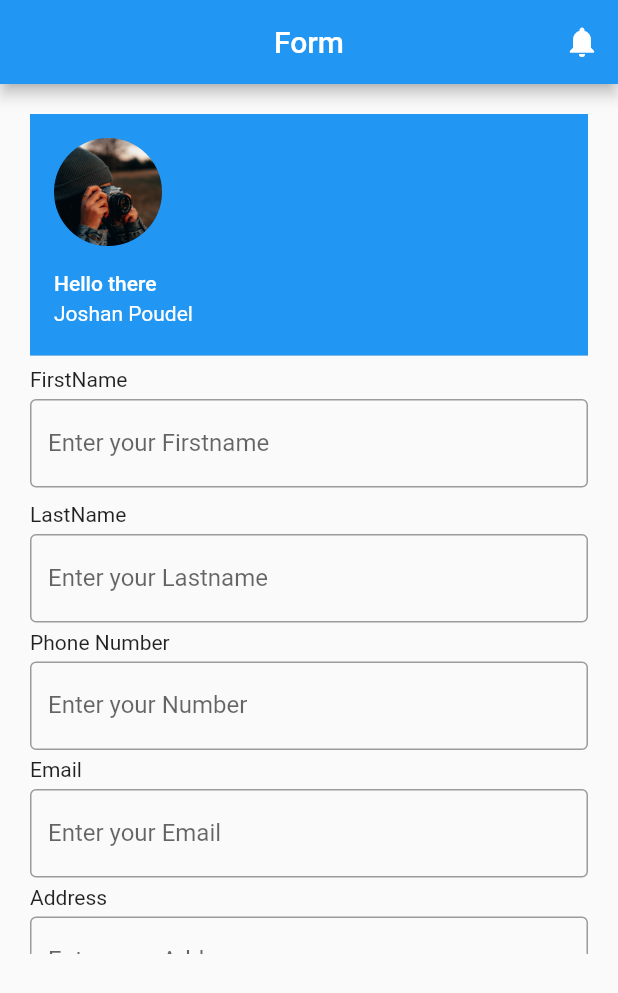
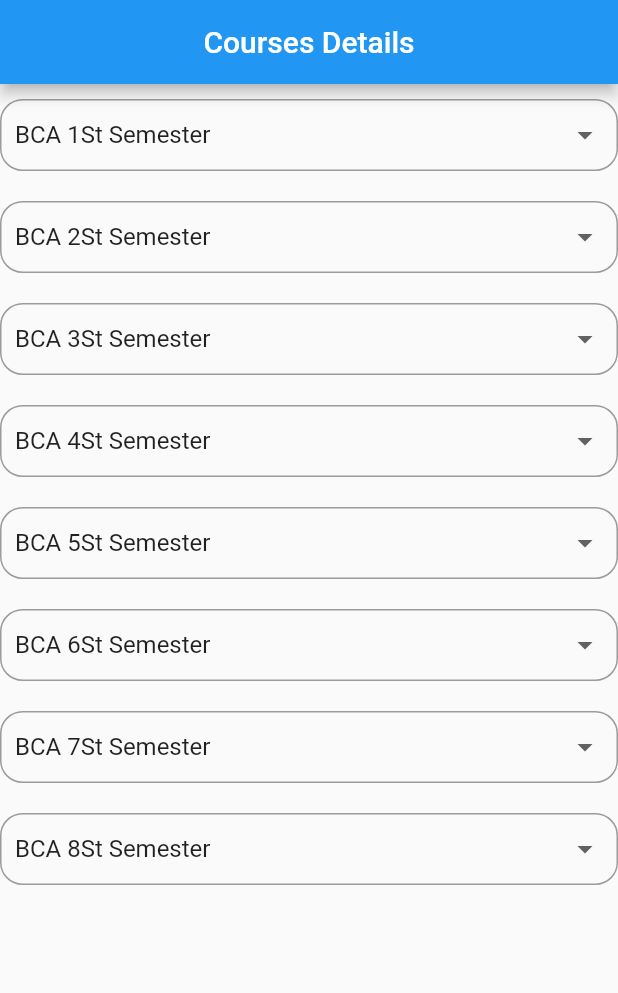
Before and after one commit to joshanpoudel/campus-connect-app, a Flutter app: the screen it shows after launch, on a phone screen of 412 x 824 dp. Shown: the top 993 px of the screen. Run offline on Flutter 3.47's test engine with Material 2 defaults, Android fonts, the phone set to English and light mode, and no system bars; our stand-ins replace hexcolor.

Commit message:
implement courses

```diff
--- /dev/null
+++ b/lib/Course.dart
@@ -0,0 +1,64 @@
+import 'package:flutter/material.dart';
+class Course extends StatefulWidget {
+  const Course({Key? key}) : super(key: key);
+
+  @override
+  State<Course> createState() => _CourseState();
+}
+
+class _CourseState extends State<Course> {
+  @override
+  Widget build(BuildContext context) {
+    return DefaultTabController(
+      length: 3,
+      child: Scaffold (
+        appBar: AppBar(
+          centerTitle: true,
+          title: Text("Course Details"),
+        ),
+        body: Column(
+          children: [
+            TabBar(tabs: [
+              Tab(
+
+              child: Row(
+                children: [
+
+                  Text("Courses", style: TextStyle(color: Colors.black, fontSize: 20),),
+                ],
+              ),
+
+
+      ),
+
+      Tab(
+          child: Row(
+            children: [
+
+              Text("Sessions", style: TextStyle(color: Colors.black, fontSize: 20),),
+            ],
+          ),
+
+
+      ),
+      Tab(
+        child: Row(
+          children: [
+
+            Text("Enrolls", style: TextStyle(color: Colors.black, fontSize: 20),),
+          ],
+        ),
+
+      ),
+
+
+    ]),
+    ],
+      ),
+
+    ),
+    );
+
+  }
+
+}
--- /dev/null
+++ b/lib/Semester.dart
@@ -0,0 +1,338 @@
+import 'package:flutter/material.dart';
+class Semester extends StatefulWidget {
+  const Semester({Key? key}) : super(key: key);
+
+  @override
+  State<Semester> createState() => _SemesterState();
+}
+
+class _SemesterState extends State<Semester> {
+  List dropDownListData = [
+    {"title": "ELX230:English", "Value": "1"},
+    {"title": "Maths", "Value": "2"},
+    {"title": "Workshop", "Value": "3"},
+    {"title": "Electrical", "Value": "4"},
+    {"title": "Object Oriented Program", "Value": "5"},
+    {"title": "Nepali", "Value": "6"},
+
+  ];
+  String defaultValue = "";
+
+
+
+  @override
+  Widget build(BuildContext context) {
+    return Scaffold(
+      appBar: AppBar(
+        centerTitle: true,
+        title: const Text("Courses Details"),
+      ),
+      body: ListView(children: [
+        const SizedBox(height: 10),
+        InputDecorator(
+          decoration: InputDecoration(
+            border: OutlineInputBorder(
+              borderRadius: BorderRadius.circular(15.0)),
+    contentPadding: const EdgeInsets.all(10.0),
+
+
+          ) ,
+
+          child: DropdownButtonHideUnderline(
+            child: DropdownButton<String>(
+              isDense: true,
+            value: defaultValue,
+                isExpanded: true,
+                menuMaxHeight: 350,
+                items: [
+                  const DropdownMenuItem(
+            child: Text("BCA 1St Semester",
+    ),
+                  value: ""),
+                  ...dropDownListData.map<DropdownMenuItem<String>>((data) {
+    return DropdownMenuItem(
+    child: Text(data['title']), value: data['value']);
+    }).toList(),
+                ],
+                onChanged: (Value){
+              print("Selected value $Value");
+              setState(() {
+                defaultValue = Value!;
+              });
+
+            }),
+          ),
+        ),
+        const SizedBox(
+            height: 20),
+        InputDecorator(
+          decoration: InputDecoration(
+            border: OutlineInputBorder(
+                borderRadius: BorderRadius.circular(15.0)),
+            contentPadding: const EdgeInsets.all(10.0),
+
+
+          ) ,
+
+          child: DropdownButtonHideUnderline(
+            child: DropdownButton<String>(
+                isDense: true,
+                value: defaultValue,
+                isExpanded: true,
+                menuMaxHeight: 350,
+                items: [
+                  const DropdownMenuItem(
+                      child: Text("BCA 2St Semester",
+                      ),
+                      value: ""),
+                  ...dropDownListData.map<DropdownMenuItem<String>>((data) {
+                    return DropdownMenuItem(
+                        child: Text(data['title']), value: data['value']);
+                  }).toList(),
+                ],
+                onChanged: (Value){
+                  print("Selected value $Value");
+                  setState(() {
+                    defaultValue = Value!;
+                  });
+
+                }),
+          ),
+        ),
+        const SizedBox(
+            height: 20),
+        InputDecorator(
+          decoration: InputDecoration(
+            border: OutlineInputBorder(
+                borderRadius: BorderRadius.circular(15.0)),
+            contentPadding: const EdgeInsets.all(10.0),
+
+
+          ) ,
+
+          child: DropdownButtonHideUnderline(
+            child: DropdownButton<String>(
+                isDense: true,
+                value: defaultValue,
+                isExpanded: true,
+                menuMaxHeight: 350,
+                items: [
+                  const DropdownMenuItem(
+                      child: Text("BCA 3St Semester",
+                      ),
+                      value: ""),
+                  ...dropDownListData.map<DropdownMenuItem<String>>((data) {
+                    return DropdownMenuItem(
+                        child: Text(data['title']), value: data['value']);
+                  }).toList(),
+                ],
+                onChanged: (Value){
+                  print("Selected value $Value");
+                  setState(() {
+                    defaultValue = Value!;
+                  });
+
+                }),
+          ),
+        ),
+        const SizedBox(
+            height: 20),
+        InputDecorator(
+          decoration: InputDecoration(
+            border: OutlineInputBorder(
+                borderRadius: BorderRadius.circular(15.0)),
+            contentPadding: const EdgeInsets.all(10.0),
+
+
+          ) ,
+
+          child: DropdownButtonHideUnderline(
+            child: DropdownButton<String>(
+                isDense: true,
+                value: defaultValue,
+                isExpanded: true,
+                menuMaxHeight: 350,
+                items: [
+                  const DropdownMenuItem(
+                      child: Text("BCA 4St Semester",
+                      ),
+                      value: ""),
+                  ...dropDownListData.map<DropdownMenuItem<String>>((data) {
+                    return DropdownMenuItem(
+                        child: Text(data['title']), value: data['value']);
+                  }).toList(),
+                ],
+                onChanged: (Value){
+                  print("Selected value $Value");
+                  setState(() {
+                    defaultValue = Value!;
+                  });
+
+                }),
+          ),
+        ),
+        const SizedBox(
+            height: 20),
+        InputDecorator(
+          decoration: InputDecoration(
+            border: OutlineInputBorder(
+                borderRadius: BorderRadius.circular(15.0)),
+            contentPadding: const EdgeInsets.all(10.0),
+
+
+          ) ,
+
+          child: DropdownButtonHideUnderline(
+            child: DropdownButton<String>(
+                isDense: true,
+                value: defaultValue,
+                isExpanded: true,
+                menuMaxHeight: 350,
+                items: [
+                  const DropdownMenuItem(
+                      child: Text("BCA 5St Semester",
+                      ),
+                      value: ""),
+                  ...dropDownListData.map<DropdownMenuItem<String>>((data) {
+                    return DropdownMenuItem(
+                        child: Text(data['title']), value: data['value']);
+                  }).toList(),
+                ],
+                onChanged: (Value){
+                  print("Selected value $Value");
+                  setState(() {
+                    defaultValue = Value!;
+                  });
+
+                }),
+          ),
+        ),
+        const SizedBox(
+            height: 20),
+        InputDecorator(
+          decoration: InputDecoration(
+            border: OutlineInputBorder(
+                borderRadius: BorderRadius.circular(15.0)),
+            contentPadding: const EdgeInsets.all(10.0),
+
+
+          ) ,
+
+          child: DropdownButtonHideUnderline(
+            child: DropdownButton<String>(
+                isDense: true,
+                value: defaultValue,
+                isExpanded: true,
+                menuMaxHeight: 350,
+                items: [
+                  const DropdownMenuItem(
+                      child: Text("BCA 6St Semester",
+                      ),
+                      value: ""),
+                  ...dropDownListData.map<DropdownMenuItem<String>>((data) {
+                    return DropdownMenuItem(
+                        child: Text(data['title']), value: data['value']);
+                  }).toList(),
+                ],
+                onChanged: (Value){
+                  print("Selected value $Value");
+                  setState(() {
+                    defaultValue = Value!;
+                  });
+
+                }),
+          ),
+        ),
+        const SizedBox(
+            height: 20),
+        InputDecorator(
+          decoration: InputDecoration(
+            border: OutlineInputBorder(
+                borderRadius: BorderRadius.circular(15.0)),
+            contentPadding: const EdgeInsets.all(10.0),
+
+
+          ) ,
+
+          child: DropdownButtonHideUnderline(
+            child: DropdownButton<String>(
+                isDense: true,
+                value: defaultValue,
+                isExpanded: true,
+                menuMaxHeight: 350,
+                items: [
+                  const DropdownMenuItem(
+                      child: Text("BCA 7St Semester",
+                      ),
+                      value: ""),
+                  ...dropDownListData.map<DropdownMenuItem<String>>((data) {
+                    return DropdownMenuItem(
+                        child: Text(data['title']), value: data['value']);
+                  }).toList(),
+                ],
+                onChanged: (Value){
+                  print("Selected value $Value");
+                  setState(() {
+                    defaultValue = Value!;
+                  });
+
+                }),
+          ),
+        ),
+        const SizedBox(
+            height: 20),
+        InputDecorator(
+          decoration: InputDecoration(
+            border: OutlineInputBorder(
+                borderRadius: BorderRadius.circular(15.0)),
+            contentPadding: const EdgeInsets.all(10.0),
+
+
+          ) ,
+
+          child: DropdownButtonHideUnderline(
+            child: DropdownButton<String>(
+                isDense: true,
+                value: defaultValue,
+                isExpanded: true,
+                menuMaxHeight: 350,
+                items: [
+                  const DropdownMenuItem(
+                      child: Text("BCA 8St Semester",
+                      ),
+                      value: ""),
+                  ...dropDownListData.map<DropdownMenuItem<String>>((data) {
+                    return DropdownMenuItem(
+                        child: Text(data['title']), value: data['value']);
+                  }).toList(),
+                ],
+                onChanged: (Value){
+                  print("Selected value $Value");
+                  setState(() {
+                    defaultValue = Value!;
+                  });
+
+                }),
+          ),
+        ),
+        const SizedBox(
+            height: 20),
+
+
+
+
+
+
+
+
+
+
+
+
+
+
+
+      ],),
+    );
+  }
+}
--- a/lib/main.dart
+++ b/lib/main.dart
@@ -1,7 +1,12 @@
 import 'package:flutter/material.dart';
+import 'package:sample_app/Course.dart';
+import 'package:sample_app/Dashboard.dart';
 import 'Home.dart';
 import 'Information.dart';
 import 'Details.dart';
+import 'Dashboard.dart';
+import 'Course.dart';
+import 'Semester.dart';
 
 void main() => runApp(MyApp());
 class MyApp extends StatelessWidget {
@@ -13,7 +18,7 @@ class MyApp extends StatelessWidget {
       title: 'My Flutter App',
       themeMode: ThemeMode.system,
       debugShowCheckedModeBanner: false,
-      home: Details()
+      home: Semester()
 
     );
   }
```
